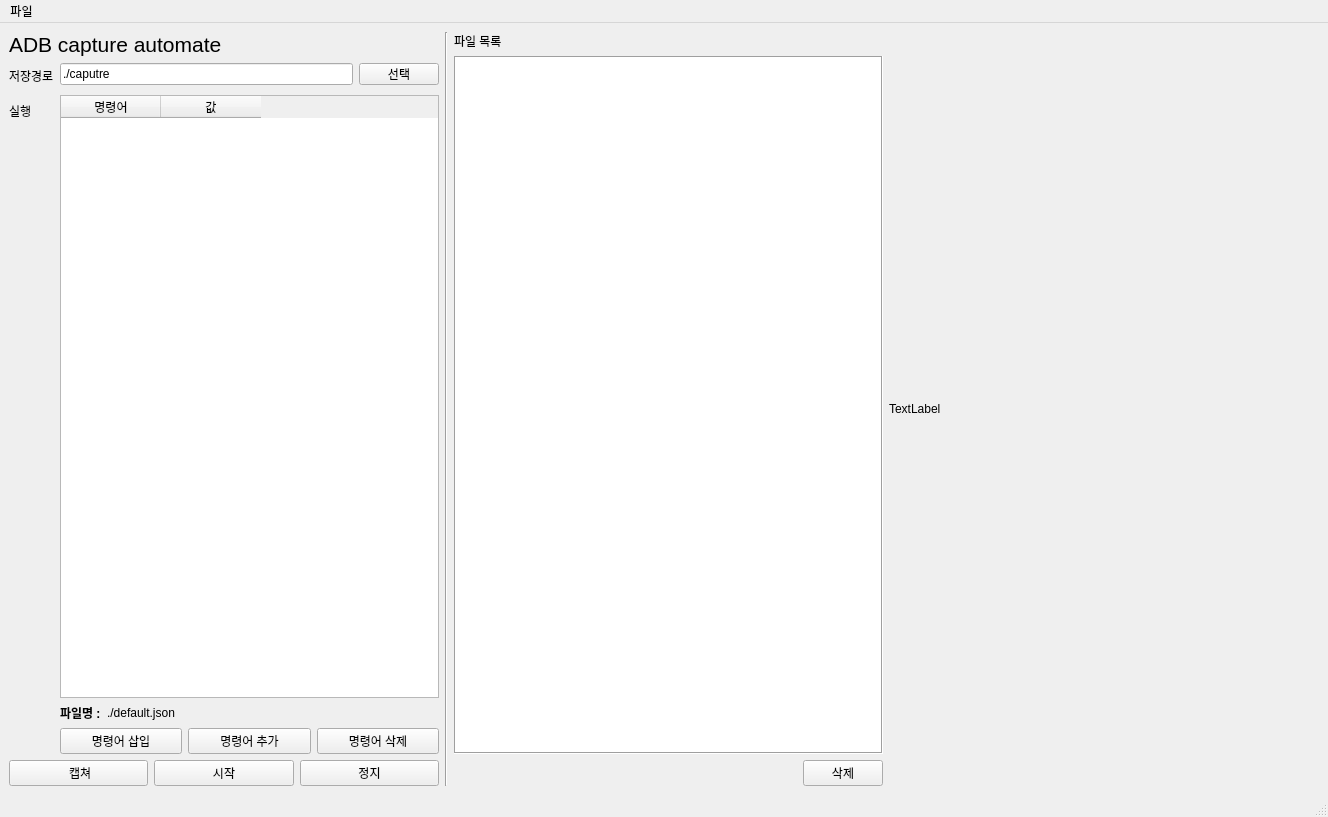
Before: the Qt Designer form mainUi.ui in gyuha/adb-capture, drawn with Qt 5.
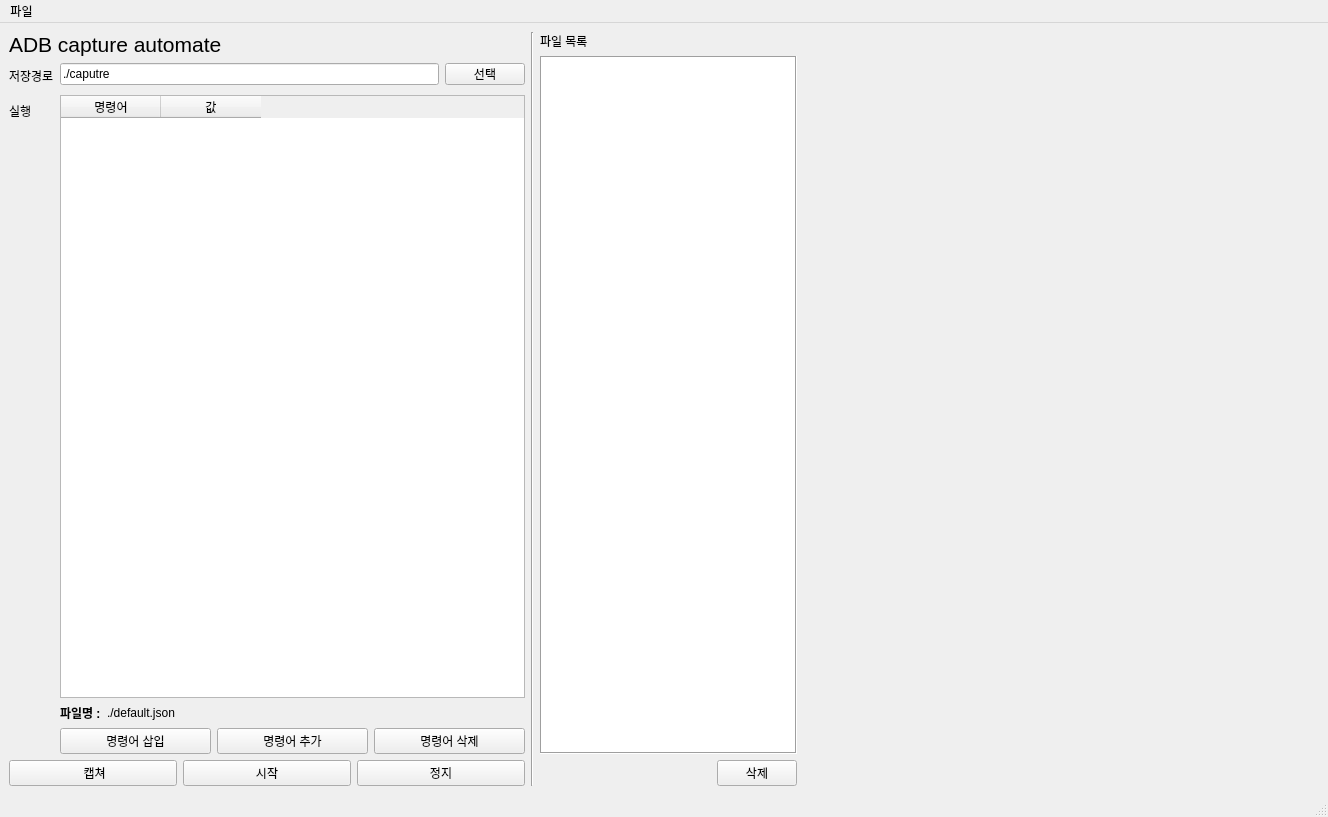
After: the same form once the commit is applied.

The edit to the form file:
```diff
--- a/mainUi.ui
+++ b/mainUi.ui
@@ -14,7 +14,7 @@
    <string>ADB Caputre automate</string>
   </property>
   <widget class="QWidget" name="centralwidget">
-   <layout class="QHBoxLayout" name="horizontalLayout_2" stretch="2,0,2,2">
+   <layout class="QHBoxLayout" name="horizontalLayout_2" stretch="2,0,1,2">
     <item>
      <layout class="QVBoxLayout" name="verticalLayout">
       <item>
@@ -312,8 +312,11 @@
         <bold>false</bold>
        </font>
       </property>
+      <property name="autoFillBackground">
+       <bool>true</bool>
+      </property>
       <property name="text">
-       <string>TextLabel</string>
+       <string/>
       </property>
      </widget>
     </item>
```
Left out of the diff: 2 changed lines with no effect on the pictures.
